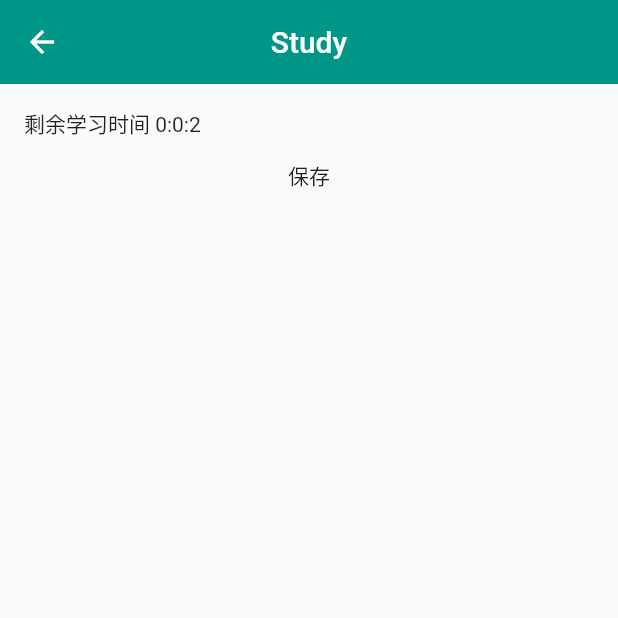
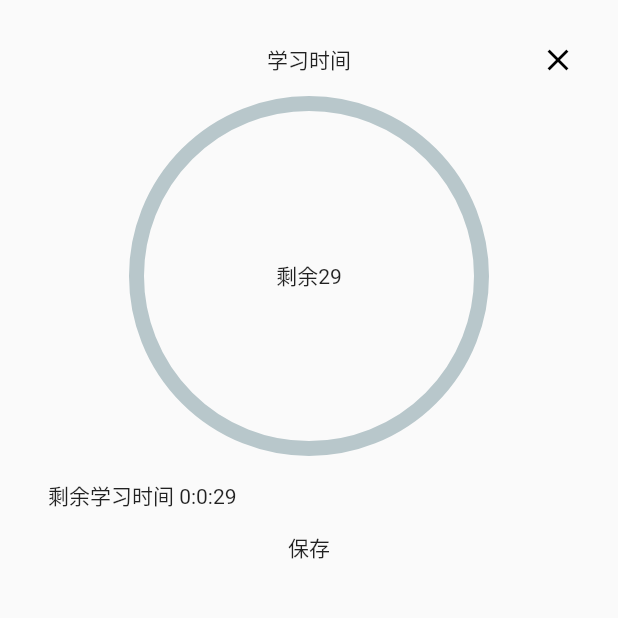
Before and after one commit to zhuyifan2013/studyroom, a Flutter app: the PageStudyRoom screen opened directly, on a phone screen of 412 x 824 dp, the top half of it. Run offline on Flutter 3.47's test engine with Material 2 defaults, Android fonts, the light colour scheme and no system bars; drawn by our look-alikes of percent_indicator; our stand-ins replace curved_navigation_bar, dio, flutter_local_notifications, permission_handler, shared_preferences, sqflite; missing offline and left inert: adhara_socket_io; accounts and stored records are empty; generated files the repository leaves out were written again; statements that could not run were skipped.

Commit message:
Update Page study room

```diff
--- a/flutter/lib/pages/page_home/page_home.dart
+++ b/flutter/lib/pages/page_home/page_home.dart
@@ -26,16 +26,16 @@ class _PageHomeState extends State<PageHome> {
           child: headerButton1(context),
         ),
         SizedBox(height: 32),
-        _buildTaskSection(context)
+        ..._buildTaskSection(context)
       ],
     );
   }
 
   Widget headerButton1(BuildContext context) => SRButton(
-    child: Text('Study',style: TextStyle(color: Colors.white)),
+        child: Text('Study', style: TextStyle(color: Colors.white)),
         onPressed: () {
           log("Click");
-      if(TaskManager().getTasks().isNotEmpty) {
+          if (TaskManager().getTasks().isNotEmpty) {
 //        _showRoomSetting(context);
             Navigator.pushNamed(context, Constants.ROUTE_ROOM_SETTING);
           }
@@ -44,9 +44,7 @@ class _PageHomeState extends State<PageHome> {
 
   String _taskContent;
 
-  Widget _buildTaskSection(BuildContext context) => Container(
-        child: Column(
-          children: <Widget>[
+  List<Widget> _buildTaskSection(BuildContext context) => <Widget>[
         Row(
           children: <Widget>[
             Expanded(
@@ -65,9 +63,7 @@ class _PageHomeState extends State<PageHome> {
           ],
         ),
         _buildTaskList(),
-          ],
-        ),
-      );
+      ];
 
   void _addTask() {
     showModalBottomSheet(
--- a/flutter/lib/pages/page_home/room_setting.dart
+++ b/flutter/lib/pages/page_home/room_setting.dart
@@ -91,7 +91,7 @@ class _RoomSettingPageState extends State<RoomSettingPage> {
                 )),
             SRButton(
               onPressed: () {
-                Navigator.pushNamed(context, PageStudyRoom.defaultRoute, arguments: StudyRoomArgs(currentTimeTag.duration, currentTask.topic, currentTask.id));
+                Navigator.pushNamed(context, PageStudyRoom.defaultRoute, arguments: StudyRoomArgs(currentTimeTag.duration, "currentTask.topic", currentTask.id));
               },
               child: Padding(
                 padding: const EdgeInsets.all(8.0),
--- a/flutter/lib/pages/page_study_room/page_study_room.dart
+++ b/flutter/lib/pages/page_study_room/page_study_room.dart
@@ -11,6 +11,7 @@ import 'package:app/model/user.dart';
 import 'package:app/pages/arguments/study_room_args.dart';
 import 'package:app/pages/page_study_room/study_feedback_dialog.dart';
 import 'package:app/requests/enter_room_request.dart';
+import 'package:app/theme_data.dart';
 import 'package:app/utils/account_manager.dart';
 import 'package:app/utils/constants.dart';
 import 'package:app/utils/focus_time_manager.dart';
@@ -18,8 +19,10 @@ import 'package:app/utils/notification.dart';
 import 'package:app/utils/socket_manager.dart';
 import 'package:app/utils/task_manager.dart';
 import 'package:app/utils/utils.dart';
+import 'package:app/widgets/page_header.dart';
 import 'package:flutter/material.dart';
 import 'package:http/http.dart' as http;
+import 'package:percent_indicator/percent_indicator.dart';
 
 enum RoomState { NotReady, Ready }
 
@@ -36,7 +39,7 @@ class PageStudyRoom extends StatefulWidget {
 
 class _PageStudyRoomState extends State<PageStudyRoom> with WidgetsBindingObserver {
   Timer _timer;
-  int _countDown = 3;
+  int _countDown;
   int _studyDuration;
   String _studyTopic;
   Task _task;
@@ -46,6 +49,9 @@ class _PageStudyRoomState extends State<PageStudyRoom> with WidgetsBindingObserv
   String _roomId;
   User _currentUser;
   BuildContext _buildContext;
+
+  double _progressPercentage = 0;
+  int _remainingStudyDuration;
 
   List<SocketStudyUser> _studyUsers = [];
 
@@ -64,7 +70,10 @@ class _PageStudyRoomState extends State<PageStudyRoom> with WidgetsBindingObserv
             timer.cancel();
             finishFocusTime();
           } else {
+            setState(() {
+              _progressPercentage = 1 - (_countDown / _studyDuration);
               _countDown = _countDown - 1;
+            });
           }
         },
       ),
@@ -76,7 +85,8 @@ class _PageStudyRoomState extends State<PageStudyRoom> with WidgetsBindingObserv
     super.initState();
 
     // Get arguments
-//    _countDown = _studyDuration = this.args.studyDuration;
+//    _remainingStudyDuration = _countDown = _studyDuration = this.args.studyDuration;
+        _remainingStudyDuration = _countDown = _studyDuration = 30;
     _studyTopic = this.args.studyTopic;
     _task = TaskManager().findTaskById(this.args.studyTask);
 
@@ -152,20 +162,30 @@ class _PageStudyRoomState extends State<PageStudyRoom> with WidgetsBindingObserv
   Widget build(BuildContext context) {
     this._buildContext = context;
     return Scaffold(
-        appBar: AppBar(
-          title: Text('Study'),
-          centerTitle: true,
-          elevation: 0,
+        body: Padding(
+      padding: EdgeInsets.all(16),
+      child: Column(
+        children: <Widget>[
+          PageHeader(
+            title: '学习时间',
+            onPress: () {
+              log('press');
+            },
           ),
-        body: () {
+          ..._buildBody()
+        ],
+      ),
+    ));
+  }
+
+  List<Widget> _buildBody() {
     switch (_roomState) {
       case RoomState.NotReady:
-              return _buildLoadingView(context);
+        return <Widget>[_buildLoadingView(context)];
       case RoomState.Ready:
         return _buildStudyView(context);
     }
-          return _buildLoadingView(context);
-        }());
+    return <Widget>[_buildLoadingView(context)];
   }
 
   Widget _buildLoadingView(BuildContext context) {
@@ -176,8 +196,11 @@ class _PageStudyRoomState extends State<PageStudyRoom> with WidgetsBindingObserv
     );
   }
 
-  Widget _buildStudyView(BuildContext context) {
-    return ListView(
+  List<Widget> _buildStudyView(BuildContext context) {
+    return <Widget>[
+      _buildProgressView(context),
+      Expanded(
+        child: ListView(
           padding: EdgeInsets.all(16),
           children: <Widget>[
             ..._buildPartnersView(context),
@@ -187,6 +210,20 @@ class _PageStudyRoomState extends State<PageStudyRoom> with WidgetsBindingObserv
               child: Text('保存'),
             )
           ],
+        ),
+      ),
+    ];
+  }
+
+  Widget _buildProgressView(BuildContext context) {
+    return CircularPercentIndicator(
+      radius: 120,
+      lineWidth: 10.0,
+      percent: _progressPercentage,
+      center: new Text('剩余' + _countDown.toString()),
+      progressColor: AppThemeData.color_app,
+      circularStrokeCap: CircularStrokeCap.round,
+      animation: false,
     );
   }
 
@@ -226,6 +263,5 @@ class _PageStudyRoomState extends State<PageStudyRoom> with WidgetsBindingObserv
     if (leaveDuration > Constants.MAX_LEAVE_DURATION) {
       // Show failure dialog
     }
-
   }
 }
--- a/flutter/lib/widgets/page_header.dart
+++ b/flutter/lib/widgets/page_header.dart
@@ -1,7 +1,11 @@
 import 'package:flutter/material.dart';
 
 class PageHeader extends StatelessWidget {
-  const PageHeader({Key key, @required String title, @required VoidCallback onPress}) : super(key: key);
+
+  String title;
+  VoidCallback onPress;
+
+  PageHeader({Key key, @required this.title, @required this.onPress}) : super(key: key);
 
   @override
   Widget build(BuildContext context) {
@@ -15,7 +19,7 @@ class PageHeader extends StatelessWidget {
             flex: 1,
             child: Container(
               alignment: Alignment.center,
-              child: Text('测试Title'),
+              child: Text(this.title),
             ),
           ),
           Expanded(
@@ -23,7 +27,7 @@ class PageHeader extends StatelessWidget {
             child: Container(
               alignment: Alignment.centerRight,
               child: IconButton(
-                icon: Icon(Icons.close, color: Colors.black,), onPressed: () {  },
+                icon: Icon(Icons.close, color: Colors.black,), onPressed: this.onPress,
               ),
             ),
           )
```
Lines whose indentation alone changed are shown as unchanged.
